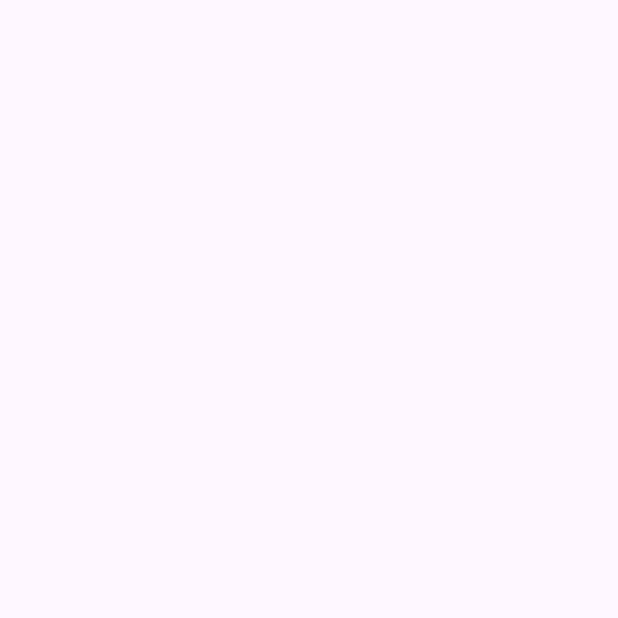
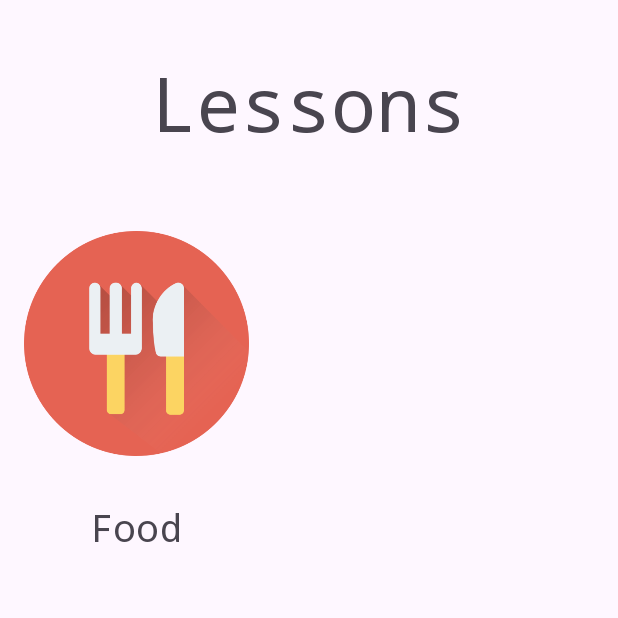
Before and after one commit to chancoes/extralingo, an Android app: the LessonOverviewActivity screen opened directly, with no data from a screen before it, on a phone screen of 412 x 824 dp, the top half of it. Before the commit the part shown is empty. Run offline under Robolectric (Android 15) with nearby library versions, the phone set to English and light mode, and no system bars.

Commit message:
add button for navigating to food lesson

```diff
--- a/app/src/main/res/layout/activity_lesson_overview.xml
+++ b/app/src/main/res/layout/activity_lesson_overview.xml
@@ -5,4 +5,48 @@
     android:layout_width="match_parent"
     android:layout_height="match_parent">
 
+    <TextView
+        android:id="@+id/lbl_Title"
+        android:layout_width="304dp"
+        android:layout_height="65dp"
+        android:fontFamily="monospace"
+        android:text="Lessons"
+        android:textSize="50sp"
+        android:gravity="center"
+        app:layout_constraintBottom_toBottomOf="parent"
+        app:layout_constraintEnd_toEndOf="parent"
+        app:layout_constraintHorizontal_bias="0.495"
+        app:layout_constraintStart_toStartOf="parent"
+        app:layout_constraintTop_toTopOf="parent"
+        app:layout_constraintVertical_bias="0.046" />
+
+    <ImageButton
+        android:id="@+id/btn_menu_food_lesson"
+        android:layout_width="150dp"
+        android:layout_height="150dp"
+        android:background="@null"
+        android:scaleType="fitCenter"
+        app:layout_constraintBottom_toBottomOf="parent"
+        app:layout_constraintEnd_toEndOf="parent"
+        app:layout_constraintHorizontal_bias="0.061"
+        app:layout_constraintStart_toStartOf="parent"
+        app:layout_constraintTop_toTopOf="parent"
+        app:layout_constraintVertical_bias="0.228"
+        app:srcCompat="@drawable/food_icon" />
+
+    <TextView
+        android:id="@+id/lbl_food_lesson"
+        android:layout_width="101dp"
+        android:layout_height="31dp"
+        android:fontFamily="monospace"
+        android:gravity="center"
+        android:text="Food"
+        android:textSize="25sp"
+        app:layout_constraintBottom_toBottomOf="parent"
+        app:layout_constraintEnd_toEndOf="parent"
+        app:layout_constraintHorizontal_bias="0.129"
+        app:layout_constraintStart_toStartOf="parent"
+        app:layout_constraintTop_toTopOf="parent"
+        app:layout_constraintVertical_bias="0.421" />
+
 </androidx.constraintlayout.widget.ConstraintLayout>
```
Also changed, not shown: app/src/main/res/drawable/chat_icon.png (added), app/src/main/res/drawable/food_icon.png (added).
